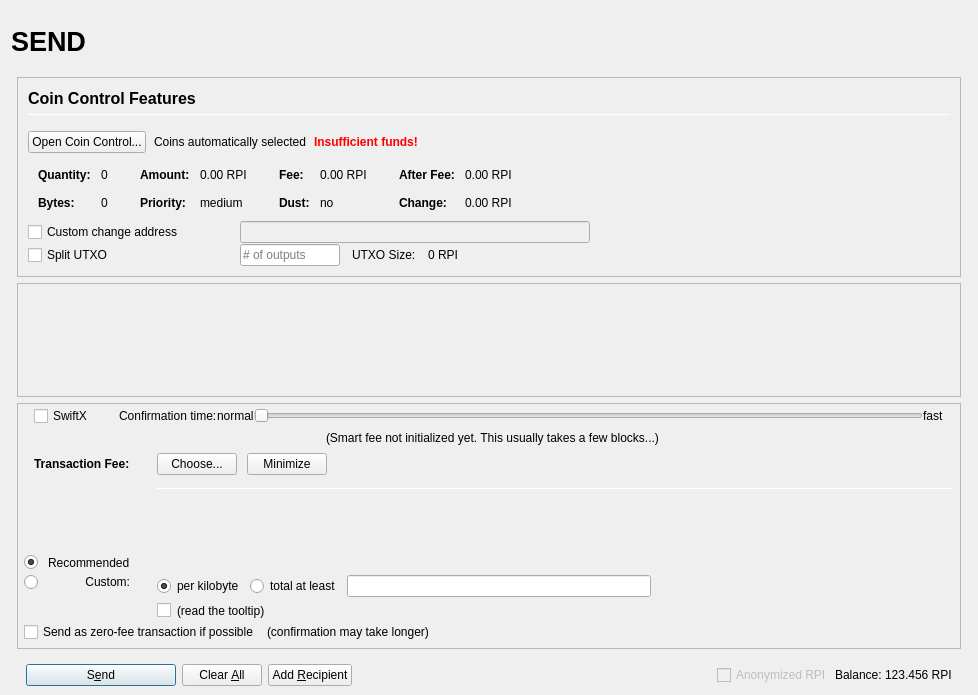
Above: src/qt/forms/sendcoinsdialog.ui from rpicoin/rpicore before the change. Below: the same form after it.
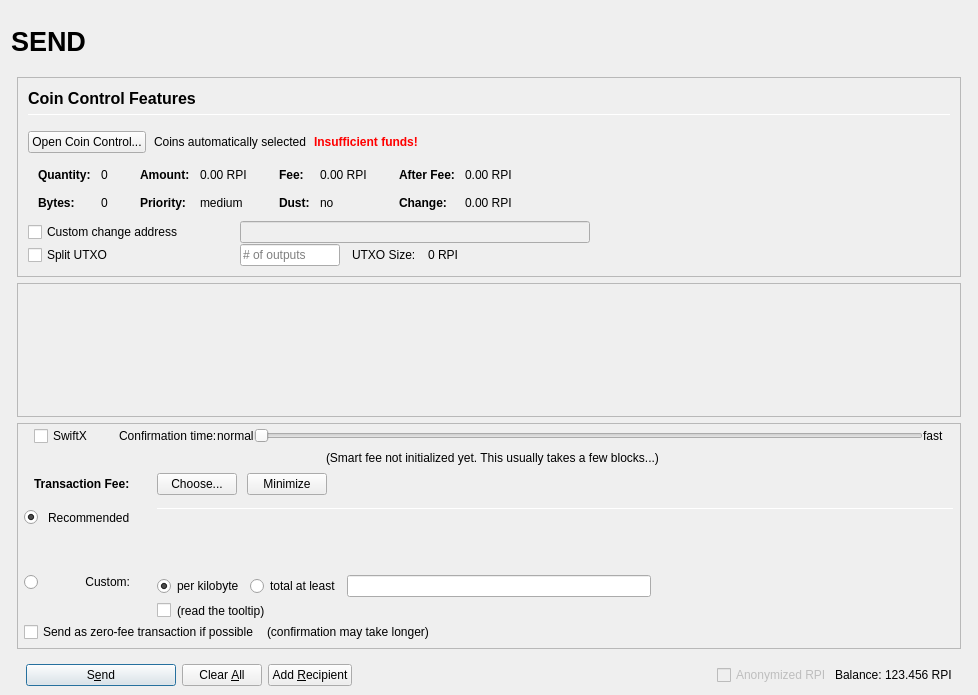
That is the form after the change. Icons and pictures are not drawn. Custom widgets are drawn as their Qt base class.

Commit message: [CORE] Fix error rorpian -> rowspan

Patch:
```diff
--- a/src/qt/forms/sendcoinsdialog.ui
+++ b/src/qt/forms/sendcoinsdialog.ui
@@ -1467,7 +1467,7 @@
                     </attribute>
                    </widget>
                   </item>
-                  <item row="0" column="4" rorpian="3">
+                  <item row="0" column="4" rowspan="3">
                    <layout class="QVBoxLayout" name="verticalLayoutFee3" stretch="0,0,0,0">
                     <property name="spacing">
                      <number>6</number>
```
The commit also changes 1 other file.
